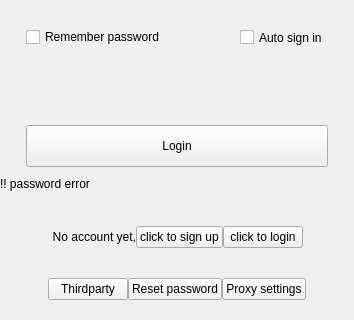
The window that src/ui/wizLoginDialog.ui (WizTeam/WizQTClient) describes before a commit, drawn with Qt 5; both pictures show x 0 to 354 and y 215 to 535 of the 354 by 535 pixel window.
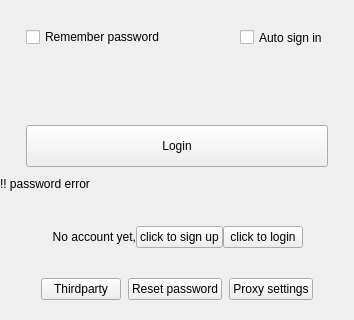
The same window after the commit. Custom widgets are drawn as their Qt base class.

Commit message: wizbox登录界面微调

The edit to the form file:
```diff
--- a/src/ui/wizLoginDialog.ui
+++ b/src/ui/wizLoginDialog.ui
@@ -666,6 +666,13 @@
        </property>
       </widget>
      </item>
+     <item>
+      <widget class="QLabel" name="label_separator3">
+       <property name="text">
+        <string/>
+       </property>
+      </widget>
+     </item>
      <item>
       <widget class="QPushButton" name="btn_fogetpass">
        <property name="sizePolicy">
@@ -682,6 +689,13 @@
        </property>
       </widget>
      </item>
+     <item>
+      <widget class="QLabel" name="label_separator4">
+       <property name="text">
+        <string/>
+       </property>
+      </widget>
+     </item>
      <item>
       <widget class="QPushButton" name="btn_proxysetting">
        <property name="sizePolicy">
```
The commit also changes 1 other file.
